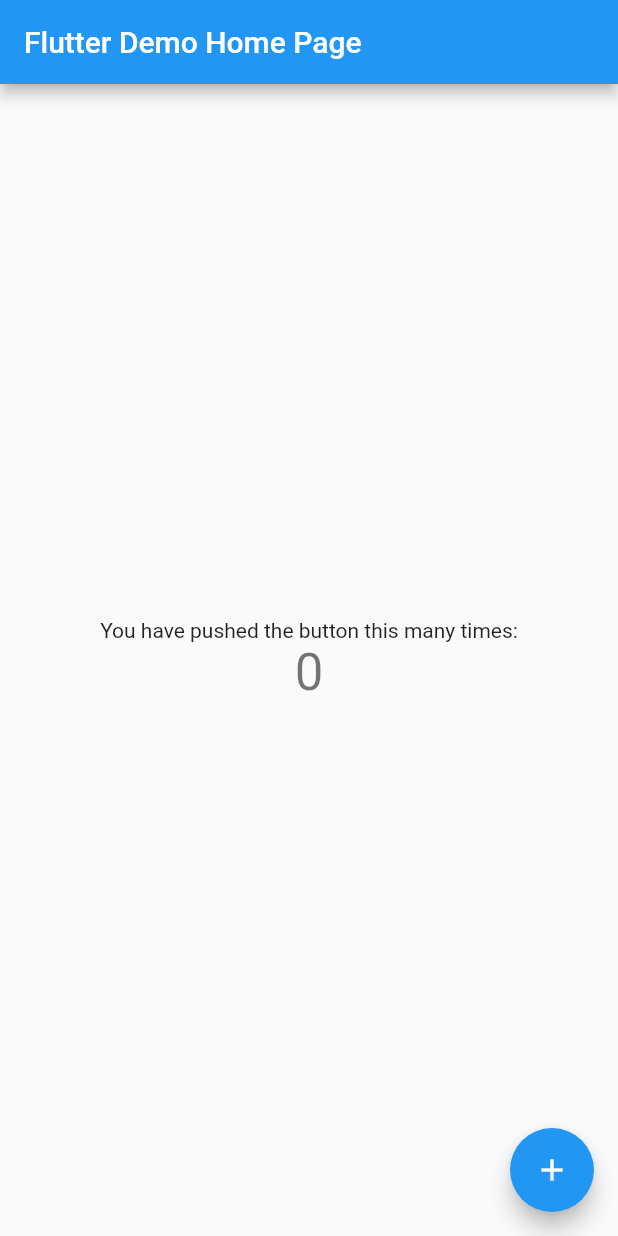
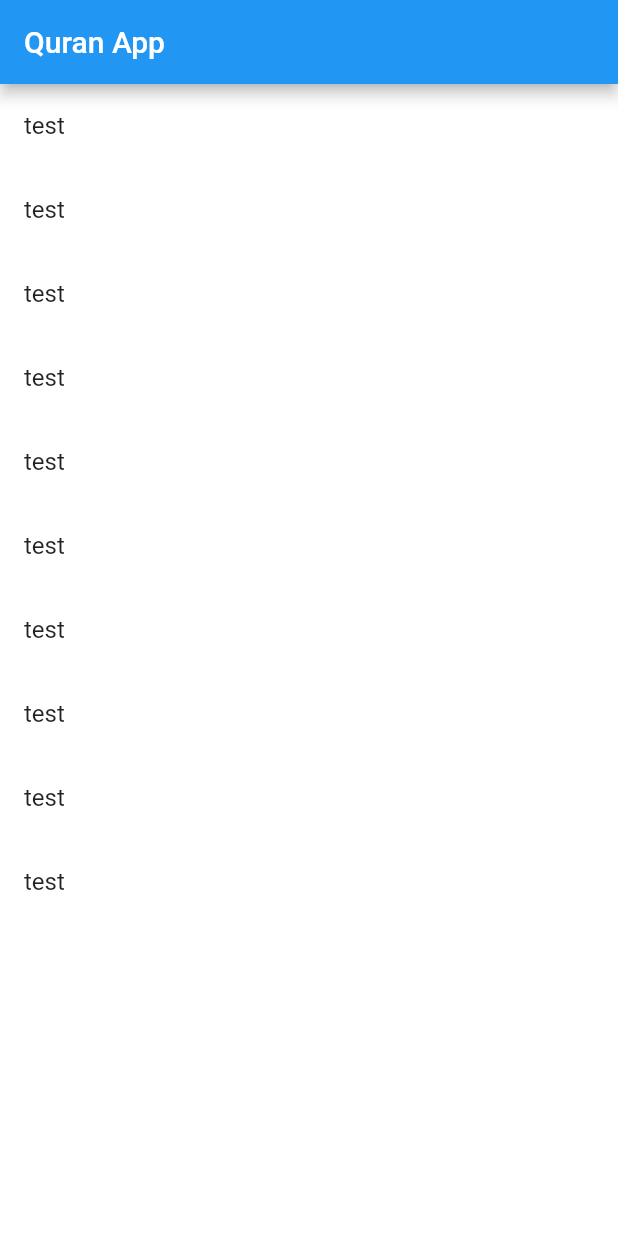
Before and after one commit to MuhammadJamalAshrafi/quran_app, a Flutter app: the screen it shows after launch, on a phone screen of 412 x 824 dp. Run offline on Flutter 3.47's test engine with Material 2 defaults, Android fonts, the phone set to English and light mode, and no system bars.

Commit message:
home page and list page

```diff
--- /dev/null
+++ b/lib/base/app.dart
@@ -0,0 +1,15 @@
+import 'package:flutter/material.dart';
+import 'package:quran_app/screens/home.dart';
+import 'package:quran_app/screens/surah_index.dart';
+
+class MyApp extends StatelessWidget {
+  const MyApp({Key? key}) : super(key: key);
+
+  @override
+  Widget build(BuildContext context) {
+    return const MaterialApp(
+      home: SurahIndex(),
+      debugShowCheckedModeBanner: false,
+    );
+  }
+}
--- a/lib/main.dart
+++ b/lib/main.dart
@@ -1,115 +1,6 @@
 import 'package:flutter/material.dart';
+import 'package:quran_app/base/app.dart';
 
 void main() {
   runApp(const MyApp());
 }
-
-class MyApp extends StatelessWidget {
-  const MyApp({Key? key}) : super(key: key);
-
-  // This widget is the root of your application.
-  @override
-  Widget build(BuildContext context) {
-    return MaterialApp(
-      title: 'Test',
-      theme: ThemeData(
-        // This is the theme of your application.
-        //
-        // Try running your application with "flutter run". You'll see the
-        // application has a blue toolbar. Then, without quitting the app, try
-        // changing the primarySwatch below to Colors.green and then invoke
-        // "hot reload" (press "r" in the console where you ran "flutter run",
-        // or simply save your changes to "hot reload" in a Flutter IDE).
-        // Notice that the counter didn't reset back to zero; the application
-        // is not restarted.
-        primarySwatch: Colors.blue,
-      ),
-      home: const MyHomePage(title: 'Flutter Demo Home Page'),
-    );
-  }
-}
-
-class MyHomePage extends StatefulWidget {
-  const MyHomePage({Key? key, required this.title}) : super(key: key);
-
-  // This widget is the home page of your application. It is stateful, meaning
-  // that it has a State object (defined below) that contains fields that affect
-  // how it looks.
-
-  // This class is the configuration for the state. It holds the values (in this
-  // case the title) provided by the parent (in this case the App widget) and
-  // used by the build method of the State. Fields in a Widget subclass are
-  // always marked "final".
-
-  final String title;
-
-  @override
-  State<MyHomePage> createState() => _MyHomePageState();
-}
-
-class _MyHomePageState extends State<MyHomePage> {
-  int _counter = 0;
-
-  void _incrementCounter() {
-    setState(() {
-      // This call to setState tells the Flutter framework that something has
-      // changed in this State, which causes it to rerun the build method below
-      // so that the display can reflect the updated values. If we changed
-      // _counter without calling setState(), then the build method would not be
-      // called again, and so nothing would appear to happen.
-      _counter++;
-    });
-  }
-
-  @override
-  Widget build(BuildContext context) {
-    // This method is rerun every time setState is called, for instance as done
-    // by the _incrementCounter method above.
-    //
-    // The Flutter framework has been optimized to make rerunning build methods
-    // fast, so that you can just rebuild anything that needs updating rather
-    // than having to individually change instances of widgets.
-    return Scaffold(
-      appBar: AppBar(
-        // Here we take the value from the MyHomePage object that was created by
-        // the App.build method, and use it to set our appbar title.
-        title: Text(widget.title),
-      ),
-      body: Center(
-        // Center is a layout widget. It takes a single child and positions it
-        // in the middle of the parent.
-        child: Column(
-          // Column is also a layout widget. It takes a list of children and
-          // arranges them vertically. By default, it sizes itself to fit its
-          // children horizontally, and tries to be as tall as its parent.
-          //
-          // Invoke "debug painting" (press "p" in the console, choose the
-          // "Toggle Debug Paint" action from the Flutter Inspector in Android
-          // Studio, or the "Toggle Debug Paint" command in Visual Studio Code)
-          // to see the wireframe for each widget.
-          //
-          // Column has various properties to control how it sizes itself and
-          // how it positions its children. Here we use mainAxisAlignment to
-          // center the children vertically; the main axis here is the vertical
-          // axis because Columns are vertical (the cross axis would be
-          // horizontal).
-          mainAxisAlignment: MainAxisAlignment.center,
-          children: <Widget>[
-            const Text(
-              'You have pushed the button this many times:',
-            ),
-            Text(
-              '$_counter',
-              style: Theme.of(context).textTheme.headline4,
-            ),
-          ],
-        ),
-      ),
-      floatingActionButton: FloatingActionButton(
-        onPressed: _incrementCounter,
-        tooltip: 'Increment',
-        child: const Icon(Icons.add),
-      ), // This trailing comma makes auto-formatting nicer for build methods.
-    );
-  }
-}
--- /dev/null
+++ b/lib/screens/surah_index.dart
@@ -0,0 +1,27 @@
+import 'package:flutter/material.dart';
+
+class SurahIndex extends StatelessWidget {
+  const SurahIndex({Key? key}) : super(key: key);
+
+  @override
+  Widget build(BuildContext context) {
+    return Scaffold(
+      appBar: AppBar(
+        title: Text("Quran App"),
+      ),
+      backgroundColor: Colors.white,
+      body: Column(
+        children: [
+          Expanded(
+              child: ListView.builder(
+                itemCount: 10,
+                  itemBuilder: (_,index) => ListTile(
+                    title: Text("test"),
+                  ),
+              ),
+          ),
+        ],
+      ),
+    );
+  }
+}
```
Also changed, not shown: lib/screens/home.dart (added, +71 -0 lines), 1 other file.
